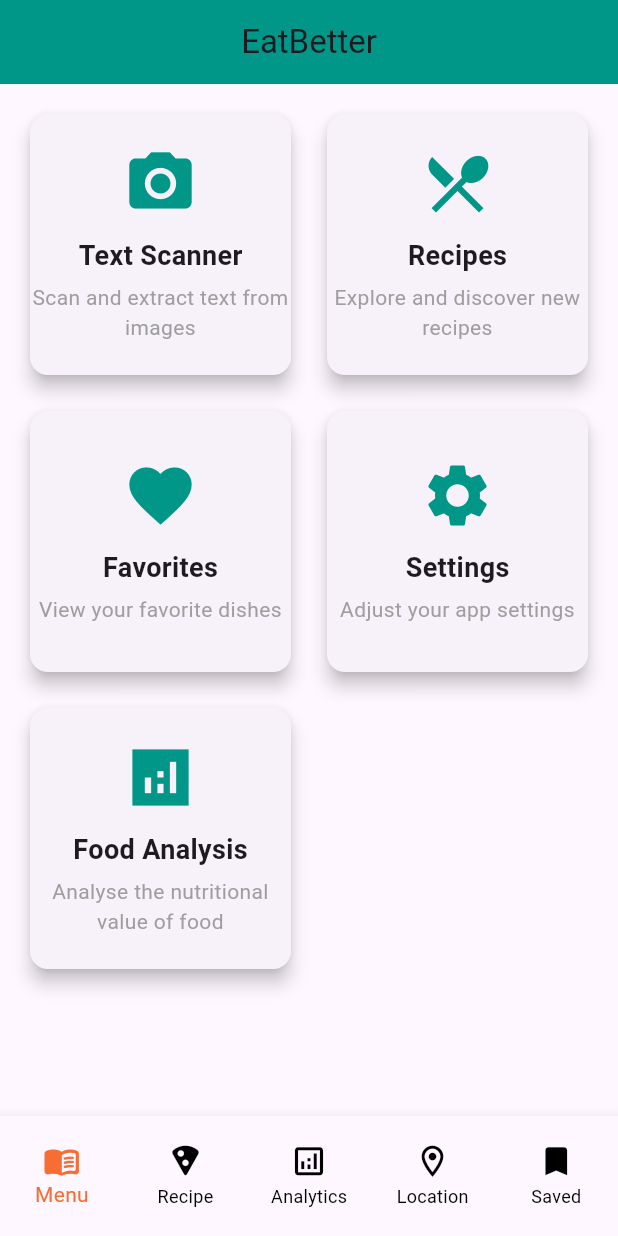
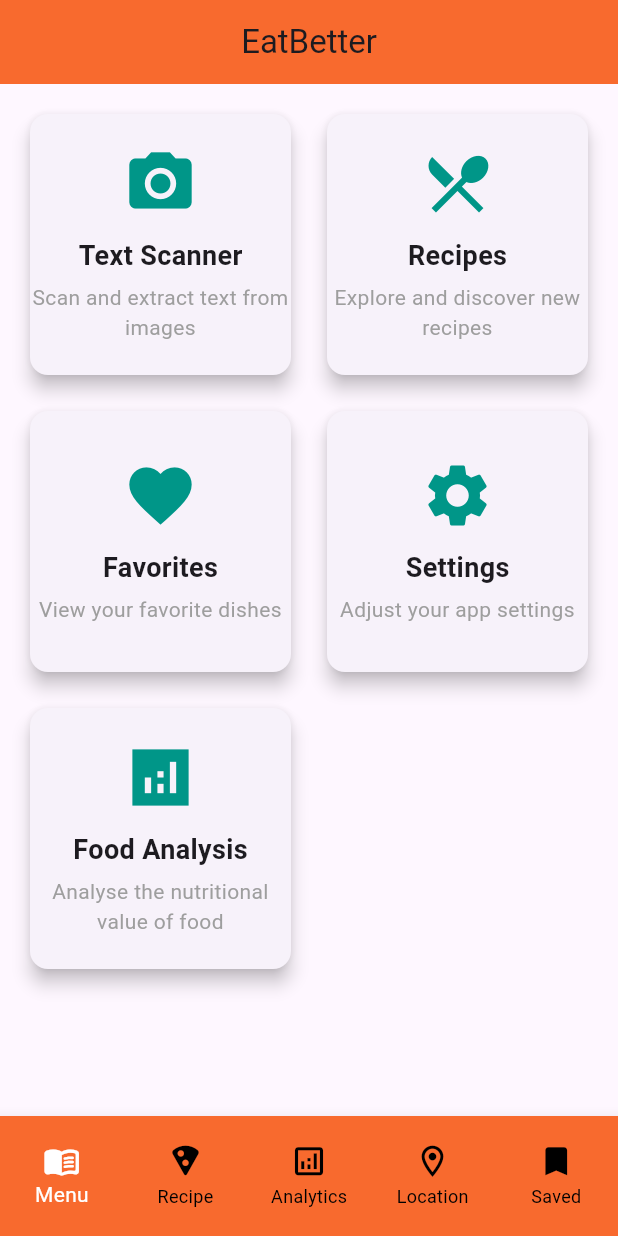
Before and after one commit to IT22353948/EatBetter, a Flutter app: the screen it shows after launch, on a phone screen of 412 x 824 dp. Run offline on Flutter 3.47's test engine with Material 3 defaults, Android fonts, the phone set to English and light mode, and no system bars; our stand-ins replace image_picker; missing offline and left inert: dart:ffi, google_mlkit_text_recognition.

Commit message:
feat/EB-added-appbar-and-navigatebar-color

```diff
--- a/lib/navigation_menu.dart
+++ b/lib/navigation_menu.dart
@@ -41,7 +41,8 @@ class _NavigationMenuState extends State<NavigationMenu> {
               _currentIndex = index;
             });
           },
-          selectedItemColor: Color.fromARGB(248, 246, 106, 46),
+          backgroundColor: const Color(0xFFF86A2E), //248, 246, 106, 46
+          selectedItemColor: Color.fromARGB(255, 255, 255, 255),
           unselectedItemColor: const Color.fromARGB(255, 0, 0, 0),
           showUnselectedLabels: true,
           iconSize: 25,
--- a/lib/pages/home.dart
+++ b/lib/pages/home.dart
@@ -10,7 +10,7 @@ class HomePage extends StatelessWidget {
       appBar: AppBar(
         centerTitle: true,
         title: const Text('EatBetter'),
-        backgroundColor: Colors.teal,
+        backgroundColor: const Color(0xFFF86A2E),
       ),
       body: Padding(
         padding: const EdgeInsets.all(16.0),
```
